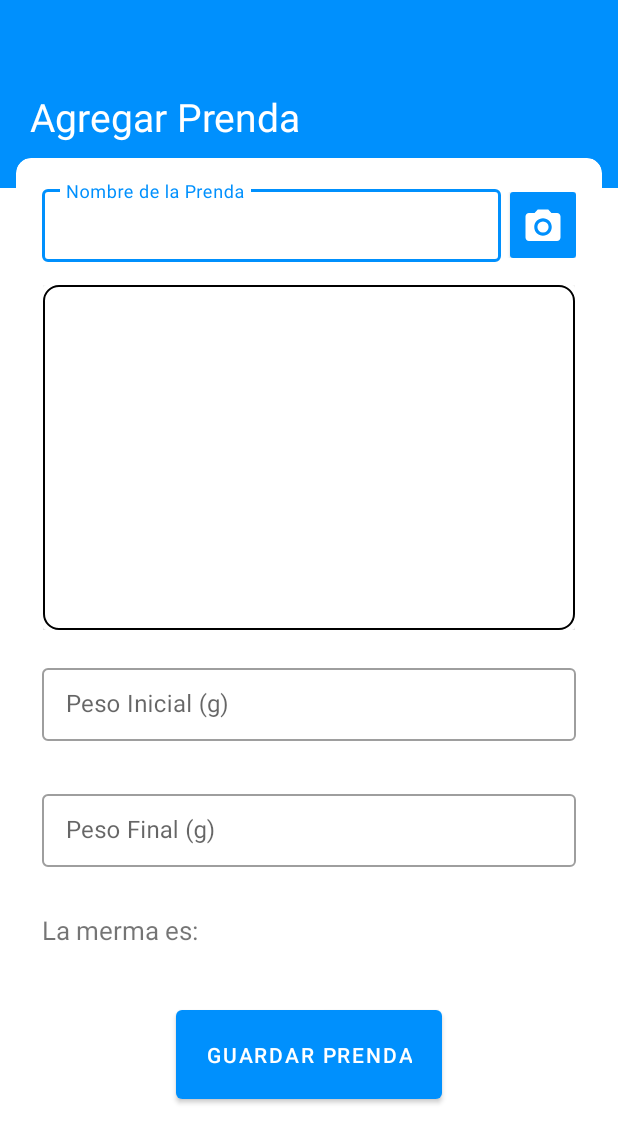
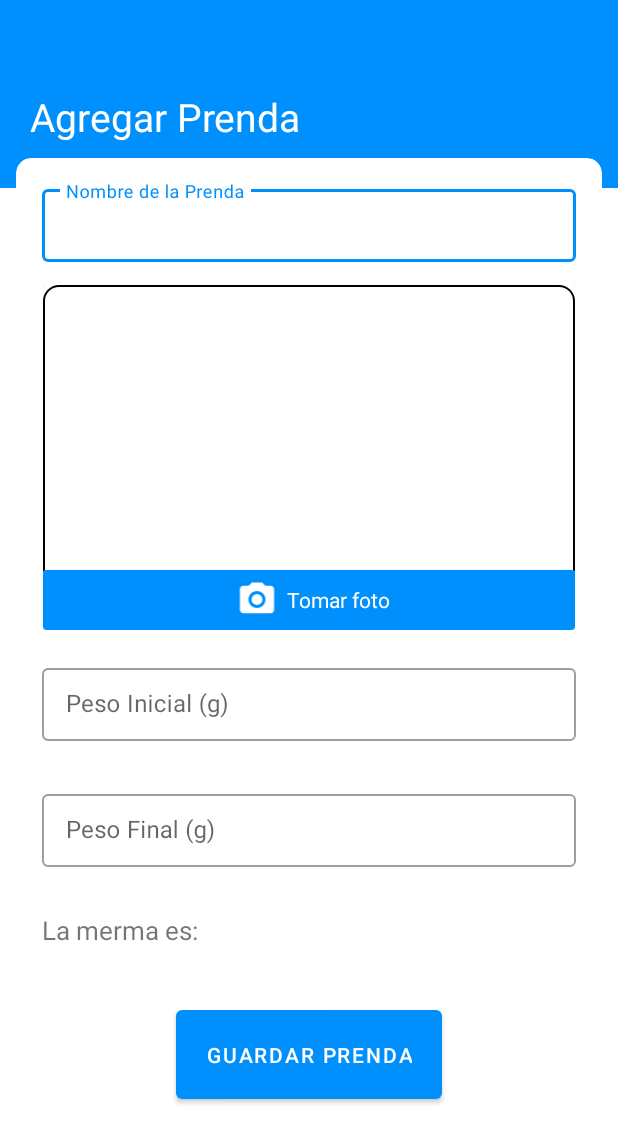
Before and after one commit to Raynor119/OroBackoup, an Android app: the screen it shows after launch (MainActivity), on a phone screen of 412 x 824 dp. Shown: the top 1143 px of the screen. Run offline under Robolectric (Android 15) with nearby library versions, the phone set to English and light mode, and no system bars.

Commit message:
disenno hecho

```diff
--- a/app/src/main/res/layout/activity_main.xml
+++ b/app/src/main/res/layout/activity_main.xml
@@ -77,7 +77,7 @@
                                 <com.google.android.material.textfield.TextInputLayout
                                     style="@style/Widget.MaterialComponents.TextInputLayout.OutlinedBox.Dense"
                                     android:layout_width="match_parent"
-                                    android:layout_marginRight="50dp"
+                                    android:layout_marginRight="0dp"
                                     android:id="@+id/n_prenda"
                                     android:layout_height="wrap_content"
                                     android:hint="Nombre de la Prenda"
@@ -88,31 +88,6 @@
                                         android:layout_height="wrap_content"
                                         android:inputType="text" />
                                 </com.google.android.material.textfield.TextInputLayout>
-                                <LinearLayout
-                                    android:layout_marginTop="7dp"
-                                    android:gravity="right"
-                                    android:layout_width="match_parent"
-                                    android:layout_height="match_parent">
-                                    <androidx.cardview.widget.CardView
-                                        android:id="@+id/foto"
-                                        card_view:cardBackgroundColor="@android:color/transparent"
-                                        card_view:cardCornerRadius="8dp"
-                                        android:layout_width="44dp"
-                                        android:layout_height="44dp">
-                                        <LinearLayout
-                                            android:layout_width="match_parent"
-                                            android:gravity="center"
-                                            android:background="@color/colorPrimary"
-                                            android:layout_height="match_parent">
-                                            <ImageView
-                                                android:padding="6dp"
-                                                android:layout_marginTop="1dp"
-                                                android:layout_height="40dp"
-                                                android:layout_width="40dp"
-                                                android:src="@drawable/baseline_camera_alt_24"/>
-                                        </LinearLayout>
-                                    </androidx.cardview.widget.CardView>
-                                </LinearLayout>
                             </RelativeLayout>
                             <LinearLayout
                                 android:layout_marginTop="15dp"
@@ -124,6 +99,9 @@
                                     android:id="@+id/fotoRealizada"
                                     card_view:cardBackgroundColor="@android:color/transparent"
                                     card_view:cardCornerRadius="8dp"
+                                    android:layout_width="match_parent"
+                                    android:layout_height="match_parent">
+                                    <RelativeLayout
                                         android:layout_width="match_parent"
                                         android:layout_height="match_parent">
                                         <LinearLayout
@@ -138,6 +116,45 @@
                                                 android:layout_width="match_parent"
                                                 />
                                         </LinearLayout>
+                                        <androidx.cardview.widget.CardView
+                                            android:layout_width="match_parent"
+                                            card_view:cardCornerRadius="10dp"
+                                            android:layout_height="match_parent"
+                                            android:orientation="horizontal">
+                                            <LinearLayout
+                                                android:background="@drawable/fondofoto"
+                                                android:layout_width="match_parent"
+                                                android:gravity="bottom"
+                                                android:layout_height="match_parent">
+                                                <androidx.cardview.widget.CardView
+                                                    android:id="@+id/foto"
+                                                    card_view:cardBackgroundColor="@android:color/transparent"
+                                                    card_view:cardCornerRadius="0dp"
+                                                    android:layout_width="match_parent"
+                                                    android:layout_height="40dp">
+                                                    <LinearLayout
+                                                        android:layout_width="match_parent"
+                                                        android:gravity="center"
+                                                        android:orientation="horizontal"
+                                                        android:background="@color/colorPrimary"
+                                                        android:layout_height="match_parent">
+                                                        <ImageView
+                                                            android:padding="4dp"
+                                                            android:layout_marginTop="0dp"
+                                                            android:layout_height="35dp"
+                                                            android:layout_width="40dp"
+                                                            android:src="@drawable/baseline_camera_alt_24"/>
+                                                        <TextView
+                                                            android:layout_width="wrap_content"
+                                                            android:text="Tomar foto"
+                                                            android:textColor="@color/black"
+                                                            android:layout_height="wrap_content"/>
+                                                    </LinearLayout>
+                                                </androidx.cardview.widget.CardView>
+
+                                            </LinearLayout>
+                                        </androidx.cardview.widget.CardView>
+                                    </RelativeLayout>
                                 </androidx.cardview.widget.CardView>
                             </LinearLayout>
                             <LinearLayout
```
Lines whose indentation alone changed are shown as unchanged.
